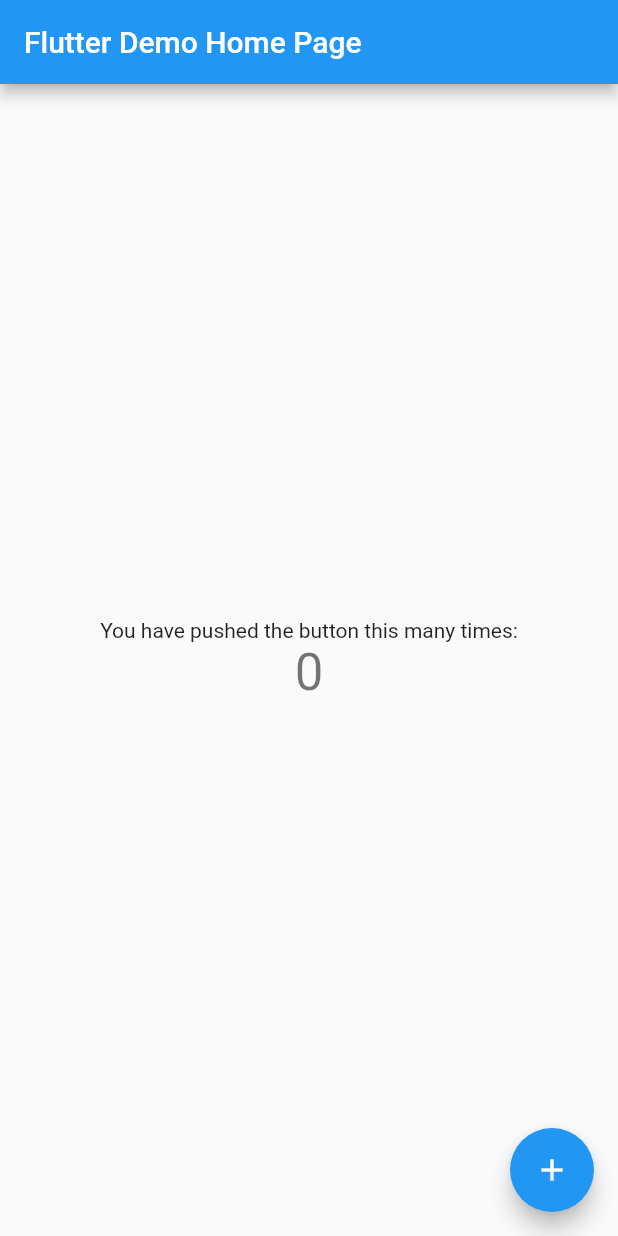
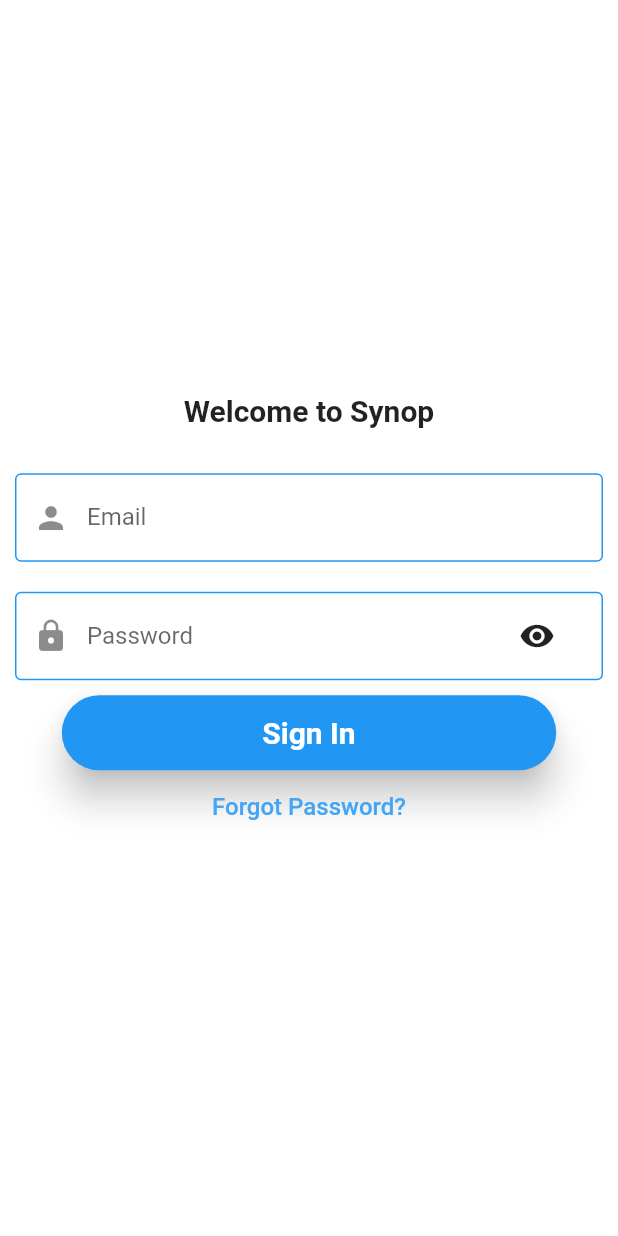
Before and after one commit to RodgerCodes/synop, a Flutter app: the screen it shows after launch, on a phone screen of 412 x 824 dp. Run offline on Flutter 3.47's test engine with Material 2 defaults, Android fonts, the phone set to English and light mode, and no system bars; our stand-ins replace flutter_spinkit.

Commit message:
implemented two pages

```diff
--- a/lib/main.dart
+++ b/lib/main.dart
@@ -1,117 +1,14 @@
 import 'package:flutter/material.dart';
+import 'package:synop/screens/Login.dart';
+import 'package:synop/screens/Splash.dart';
 
 void main() {
-  runApp(MyApp());
+  runApp(MaterialApp(
+    debugShowCheckedModeBanner: false,
+    theme: ThemeData(primarySwatch: Colors.blue),
+    routes: {
+      '/': (context) => SplashScreeen(),
+      '/login': (context) => LoginScreen()
+    },
+  ));
 }
-
-class MyApp extends StatelessWidget {
-  // This widget is the root of your application.
-  @override
-  Widget build(BuildContext context) {
-    return MaterialApp(
-      title: 'Flutter Demo',
-      theme: ThemeData(
-        // This is the theme of your application.
-        //
-        // Try running your application with "flutter run". You'll see the
-        // application has a blue toolbar. Then, without quitting the app, try
-        // changing the primarySwatch below to Colors.green and then invoke
-        // "hot reload" (press "r" in the console where you ran "flutter run",
-        // or simply save your changes to "hot reload" in a Flutter IDE).
-        // Notice that the counter didn't reset back to zero; the application
-        // is not restarted.
-        primarySwatch: Colors.blue,
-        // This makes the visual density adapt to the platform that you run
-        // the app on. For desktop platforms, the controls will be smaller and
-        // closer together (more dense) than on mobile platforms.
-        visualDensity: VisualDensity.adaptivePlatformDensity,
-      ),
-      home: MyHomePage(title: 'Flutter Demo Home Page'),
-    );
-  }
-}
-
-class MyHomePage extends StatefulWidget {
-  MyHomePage({Key key, this.title}) : super(key: key);
-
-  // This widget is the home page of your application. It is stateful, meaning
-  // that it has a State object (defined below) that contains fields that affect
-  // how it looks.
-
-  // This class is the configuration for the state. It holds the values (in this
-  // case the title) provided by the parent (in this case the App widget) and
-  // used by the build method of the State. Fields in a Widget subclass are
-  // always marked "final".
-
-  final String title;
-
-  @override
-  _MyHomePageState createState() => _MyHomePageState();
-}
-
-class _MyHomePageState extends State<MyHomePage> {
-  int _counter = 0;
-
-  void _incrementCounter() {
-    setState(() {
-      // This call to setState tells the Flutter framework that something has
-      // changed in this State, which causes it to rerun the build method below
-      // so that the display can reflect the updated values. If we changed
-      // _counter without calling setState(), then the build method would not be
-      // called again, and so nothing would appear to happen.
-      _counter++;
-    });
-  }
-
-  @override
-  Widget build(BuildContext context) {
-    // This method is rerun every time setState is called, for instance as done
-    // by the _incrementCounter method above.
-    //
-    // The Flutter framework has been optimized to make rerunning build methods
-    // fast, so that you can just rebuild anything that needs updating rather
-    // than having to individually change instances of widgets.
-    return Scaffold(
-      appBar: AppBar(
-        // Here we take the value from the MyHomePage object that was created by
-        // the App.build method, and use it to set our appbar title.
-        title: Text(widget.title),
-      ),
-      body: Center(
-        // Center is a layout widget. It takes a single child and positions it
-        // in the middle of the parent.
-        child: Column(
-          // Column is also a layout widget. It takes a list of children and
-          // arranges them vertically. By default, it sizes itself to fit its
-          // children horizontally, and tries to be as tall as its parent.
-          //
-          // Invoke "debug painting" (press "p" in the console, choose the
-          // "Toggle Debug Paint" action from the Flutter Inspector in Android
-          // Studio, or the "Toggle Debug Paint" command in Visual Studio Code)
-          // to see the wireframe for each widget.
-          //
-          // Column has various properties to control how it sizes itself and
-          // how it positions its children. Here we use mainAxisAlignment to
-          // center the children vertically; the main axis here is the vertical
-          // axis because Columns are vertical (the cross axis would be
-          // horizontal).
-          mainAxisAlignment: MainAxisAlignment.center,
-          children: <Widget>[
-            Text(
-              'You have pushed the button this many times:',
-            ),
-            Text(
-              '$_counter',
-              style: Theme.of(context).textTheme.headline4,
-            ),
-          ],
-        ),
-      ),
-      floatingActionButton: FloatingActionButton(
-        onPressed: _incrementCounter,
-        tooltip: 'Increment',
-        child: Icon(Icons.add),
-      ), // This trailing comma makes auto-formatting nicer for build methods.
-    );
-  }
-}
--- /dev/null
+++ b/lib/screens/Login.dart
@@ -0,0 +1,27 @@
+import 'package:flutter/material.dart';
+import 'package:synop/screens/components/Form.dart';
+
+class LoginScreen extends StatefulWidget {
+  @override
+  _LoginScreenState createState() => _LoginScreenState();
+}
+
+class _LoginScreenState extends State<LoginScreen> {
+  final formkey = GlobalKey<FormState>();
+  final email = TextEditingController();
+  final password = TextEditingController();
+  var visible = true;
+  @override
+  Widget build(BuildContext context) {
+    Size size = MediaQuery.of(context).size;
+    return Scaffold(
+      backgroundColor: Colors.white,
+      body: Forms(
+          size: size,
+          formkey: formkey,
+          email: email,
+          password: password,
+          visible: visible),
+    );
+  }
+}
--- /dev/null
+++ b/lib/screens/Splash.dart
@@ -0,0 +1,40 @@
+import 'package:flutter/material.dart';
+import 'package:flutter_spinkit/flutter_spinkit.dart';
+
+class SplashScreeen extends StatefulWidget {
+  @override
+  _SplashScreeenState createState() => _SplashScreeenState();
+}
+
+class _SplashScreeenState extends State<SplashScreeen> {
+  void fetchData() async {
+    await Future.delayed(Duration(seconds: 5),
+        () => {Navigator.pushReplacementNamed(context, '/login')});
+  }
+
+  @override
+  void initState() {
+    fetchData();
+    super.initState();
+  }
+
+  @override
+  Widget build(BuildContext context) {
+    Size size = MediaQuery.of(context).size;
+    return Scaffold(
+      backgroundColor: Colors.white,
+      body: Column(
+        mainAxisAlignment: MainAxisAlignment.center,
+        children: [
+          Center(
+            child: Image.asset('assets/logo.png', width: size.width * 2),
+          ),
+          SpinKitHourGlass(
+            color: Colors.black,
+            size: 50.0,
+          )
+        ],
+      ),
+    );
+  }
+}
--- /dev/null
+++ b/lib/screens/components/Form.dart
@@ -0,0 +1,116 @@
+import 'package:flutter/material.dart';
+
+class Forms extends StatelessWidget {
+  const Forms({
+    Key key,
+    @required this.size,
+    @required this.formkey,
+    @required this.email,
+    @required this.password,
+    @required this.visible,
+  }) : super(key: key);
+
+  final Size size;
+  final GlobalKey<FormState> formkey;
+  final TextEditingController email;
+  final TextEditingController password;
+  final bool visible;
+
+  @override
+  Widget build(BuildContext context) {
+    return SingleChildScrollView(
+      child: Container(
+        height: size.height,
+        child: Column(
+          mainAxisAlignment: MainAxisAlignment.center,
+          children: [
+            Center(
+                child: Text(
+              'Welcome to Synop',
+              style: TextStyle(fontSize: 20, fontWeight: FontWeight.bold),
+            )),
+            SizedBox(
+              height: 20,
+            ),
+            Padding(
+              padding: const EdgeInsets.all(10.0),
+              child: Form(
+                key: formkey,
+                child: Column(
+                  children: [
+                    TextField(
+                      controller: email,
+                      keyboardType: TextInputType.emailAddress,
+                      decoration: InputDecoration(
+                          hintText: "Email",
+                          labelText: "Email",
+                          prefixIcon: Padding(
+                            padding: EdgeInsets.all(8.0),
+                            child: Icon(Icons.person),
+                          ),
+                          enabledBorder: const OutlineInputBorder(
+                              borderSide:
+                                  BorderSide(color: Colors.blue, width: 1.0)),
+                          border: OutlineInputBorder(),
+                          hintStyle: TextStyle(color: Colors.grey)),
+                    ),
+                    SizedBox(
+                      height: 20,
+                    ),
+                    TextField(
+                        controller: password,
+                        keyboardType: TextInputType.name,
+                        decoration: InputDecoration(
+                            hintText: "Password",
+                            prefixIcon: Padding(
+                              padding: EdgeInsets.all(8.0),
+                              child: Icon(Icons.lock),
+                            ),
+                            suffixIcon: FlatButton(
+                              child: Icon(Icons.visibility),
+                              onPressed: () {},
+                            ),
+                            labelText: "Password",
+                            enabledBorder: const OutlineInputBorder(
+                                borderSide:
+                                    BorderSide(color: Colors.blue, width: 1.0)),
+                            border: OutlineInputBorder(),
+                            hintStyle: TextStyle(color: Colors.grey)),
+                        obscureText: visible)
+                  ],
+                ),
+              ),
+            ),
+            Container(
+              width: size.width * 0.8,
+              height: 50,
+              child: RaisedButton(
+                color: Colors.blue,
+                elevation: 10.5,
+                shape: RoundedRectangleBorder(
+                    borderRadius: BorderRadius.circular(30)),
+                child: Text('Sign In',
+                    style: TextStyle(
+                        fontSize: 20,
+                        color: Colors.white,
+                        fontWeight: FontWeight.bold)),
+                onPressed: () {
+                  // TOD0:Implement backend functionality
+                },
+              ),
+            ),
+            FlatButton(
+                onPressed: null,
+                child: Text(
+                  'Forgot Password?',
+                  style: TextStyle(
+                    color: Colors.blue[400],
+                    fontSize: 16,
+                  ),
+                ))
+          ],
+        ),
+      ),
+    );
+  }
+}
--- a/pubspec.yaml
+++ b/pubspec.yaml
@@ -47,9 +47,8 @@ flutter:
   uses-material-design: true
 
   # To add assets to your application, add an assets section, like this:
-  # assets:
-  #   - images/a_dot_burr.jpeg
-  #   - images/a_dot_ham.jpeg
+  assets:
+    - assets/logo.png
 
   # An image asset can refer to one or more resolution-specific "variants", see
   # https://flutter.dev/assets-and-images/#resolution-aware.
```
Also changed, not shown: assets/logo.png (added), 1 other file.
